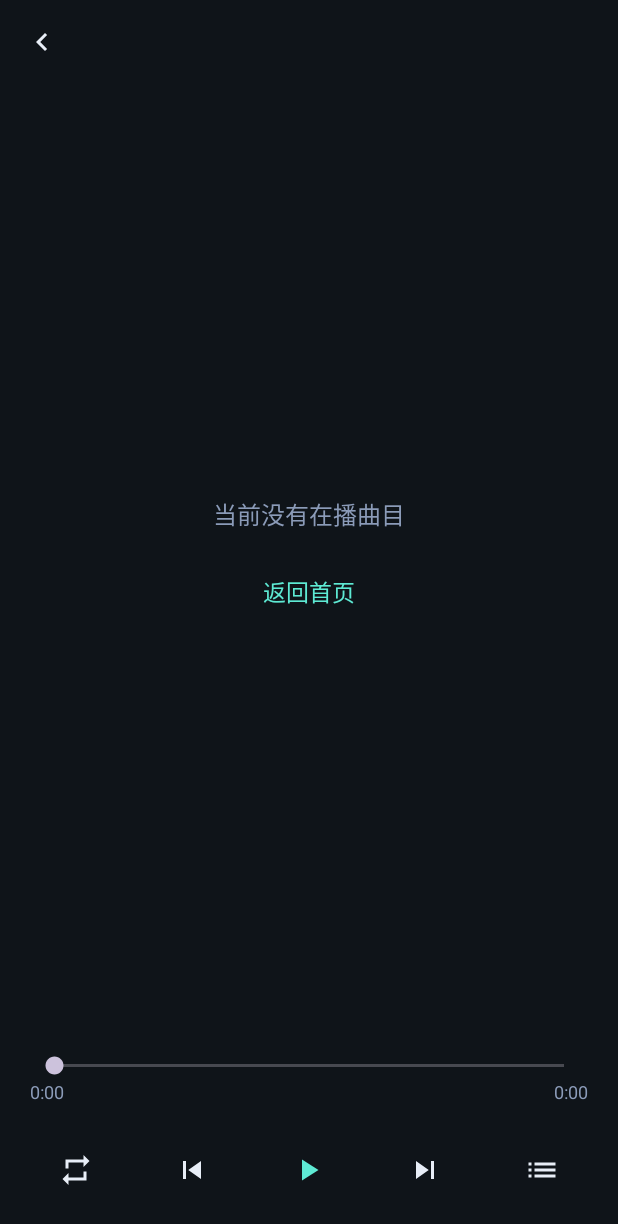
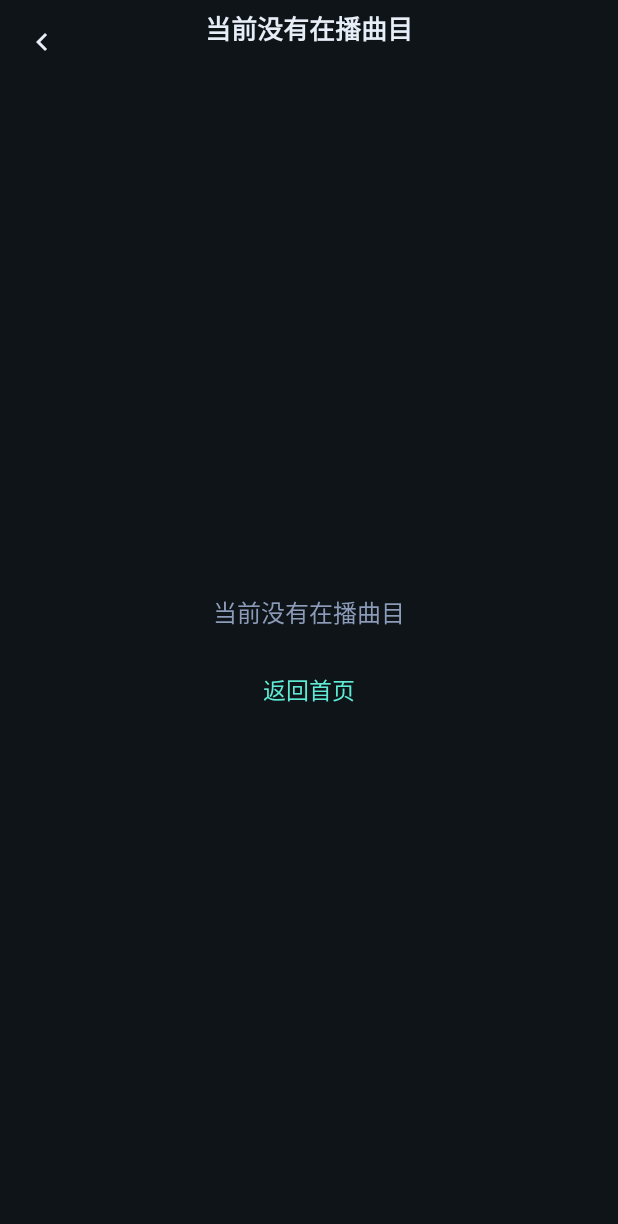
Before and after one commit to ombluetuneAI/xiaoyu, an Android app: the PlayerActivity screen opened directly, with no data from a screen before it, on a phone screen of 412 x 824 dp. Shown: the top 1224 px of the screen. Run offline under Robolectric (Android 15) with nearby library versions, the phone set to English and light mode, and no system bars; pictures from the network do not load.

Commit message:
fix(player): radio transport, empty state, sequential icon, main-thread UI
- RADIO: hide mode slot; only queue slot triggers station switch
- Empty track: hide cover, progress, and transport bar
- SEQUENTIAL uses ic_sequential (numbered list), not repeat-all
- Post onError refreshUi on main thread

Co-authored-by: ombluetuneAI <ombluetuneAI@users.noreply.github.com>

```diff
--- a/app/src/main/java/com/xiaoyu/app/ui/media/PlayerActivity.kt
+++ b/app/src/main/java/com/xiaoyu/app/ui/media/PlayerActivity.kt
@@ -25,34 +25,32 @@ class PlayerActivity : AppCompatActivity() {
     private lateinit var graph: XiaoyuAppGraph
     private var playbackError = false
 
+    private lateinit var title: TextView
+    private lateinit var artist: TextView
+    private lateinit var cover: ImageView
+    private lateinit var progressBar: SeekBar
+    private lateinit var positionText: TextView
+    private lateinit var durationText: TextView
+    private lateinit var progressSection: View
+    private lateinit var transportBar: View
+    private lateinit var btnPlayPause: ImageButton
+    private lateinit var btnPrevious: ImageButton
+    private lateinit var btnNext: ImageButton
+    private lateinit var btnQueueOrRadio: ImageButton
+    private lateinit var btnMode: ImageButton
+    private lateinit var emptyStatePanel: View
+    private lateinit var errorStatePanel: View
+    private lateinit var errorMessage: TextView
+
     override fun onCreate(savedInstanceState: Bundle?) {
         super.onCreate(savedInstanceState)
         setContentView(R.layout.activity_player)
         graph = XiaoyuAppGraph.get(this)
-
-        val title = findViewById<TextView>(R.id.trackTitle)
-        val artist = findViewById<TextView>(R.id.trackArtist)
-        val cover = findViewById<ImageView>(R.id.coverArt)
-        val progressBar = findViewById<SeekBar>(R.id.progressBar)
-        val positionText = findViewById<TextView>(R.id.positionText)
-        val durationText = findViewById<TextView>(R.id.durationText)
-        val progressSection = findViewById<View>(R.id.progressSection)
-        val btnPlayPause = findViewById<ImageButton>(R.id.btnPlayPause)
-        val btnPrevious = findViewById<ImageButton>(R.id.btnPrevious)
-        val btnNext = findViewById<ImageButton>(R.id.btnNext)
-        val btnQueueOrRadio = findViewById<ImageButton>(R.id.btnQueueOrRadio)
-        val btnMode = findViewById<ImageButton>(R.id.btnMode)
-        val emptyStatePanel = findViewById<View>(R.id.emptyStatePanel)
-        val errorStatePanel = findViewById<View>(R.id.errorStatePanel)
-        val errorMessage = findViewById<TextView>(R.id.errorMessage)
+        bindViews()
 
         graph.playerFacade.onError = {
             playbackError = true
-            refreshUi(
-                title, artist, cover, progressBar, positionText, durationText, progressSection,
-                btnPlayPause, btnPrevious, btnNext, btnQueueOrRadio, btnMode,
-                emptyStatePanel, errorStatePanel, errorMessage,
-            )
+            runOnUiThread { refreshUi() }
         }
 
         findViewById<ImageButton>(R.id.btnBack).setOnClickListener { finish() }
@@ -66,51 +64,26 @@ class PlayerActivity : AppCompatActivity() {
             if (track != null) {
                 graph.playerFacade.playTrack(track, graph.queueManager.mode.value)
             }
-            refreshUi(
-                title, artist, cover, progressBar, positionText, durationText, progressSection,
-                btnPlayPause, btnPrevious, btnNext, btnQueueOrRadio, btnMode,
-                emptyStatePanel, errorStatePanel, errorMessage,
-            )
+            refreshUi()
         }
 
         btnPlayPause.setOnClickListener {
             if (graph.playerFacade.isPlaying()) graph.playerFacade.pauseForUserRequest() else graph.playerFacade.resume()
-            refreshUi(
-                title, artist, cover, progressBar, positionText, durationText, progressSection,
-                btnPlayPause, btnPrevious, btnNext, btnQueueOrRadio, btnMode,
-                emptyStatePanel, errorStatePanel, errorMessage,
-            )
+            refreshUi()
         }
         btnPrevious.setOnClickListener {
             val prev = graph.queueManager.previous()
             if (prev != null) graph.playerFacade.playTrack(prev, graph.queueManager.mode.value)
-            refreshUi(
-                title, artist, cover, progressBar, positionText, durationText, progressSection,
-                btnPlayPause, btnPrevious, btnNext, btnQueueOrRadio, btnMode,
-                emptyStatePanel, errorStatePanel, errorMessage,
-            )
+            refreshUi()
         }
         btnNext.setOnClickListener {
             val next = graph.queueManager.next()
             if (next != null) graph.playerFacade.playTrack(next, graph.queueManager.mode.value)
-            refreshUi(
-                title, artist, cover, progressBar, positionText, durationText, progressSection,
-                btnPlayPause, btnPrevious, btnNext, btnQueueOrRadio, btnMode,
-                emptyStatePanel, errorStatePanel, errorMessage,
-            )
+            refreshUi()
         }
         btnMode.setOnClickListener {
-            val mode = graph.queueManager.mode.value
-            if (mode == PlaybackMode.RADIO) {
-                switchRadioStation()
-            } else {
-                graph.queueManager.cycleOrderMode()
-                refreshUi(
-                    title, artist, cover, progressBar, positionText, durationText, progressSection,
-                    btnPlayPause, btnPrevious, btnNext, btnQueueOrRadio, btnMode,
-                    emptyStatePanel, errorStatePanel, errorMessage,
-                )
-            }
+            graph.queueManager.cycleOrderMode()
+            refreshUi()
         }
         btnQueueOrRadio.setOnClickListener {
             if (graph.queueManager.mode.value == PlaybackMode.RADIO) {
@@ -128,27 +101,16 @@ class PlayerActivity : AppCompatActivity() {
         })
 
         lifecycleScope.launch {
-            graph.queueManager.nowPlaying.collect {
-                refreshUi(
-                    title, artist, cover, progressBar, positionText, durationText, progressSection,
-                    btnPlayPause, btnPrevious, btnNext, btnQueueOrRadio, btnMode,
-                    emptyStatePanel, errorStatePanel, errorMessage,
-                )
-            }
+            graph.queueManager.nowPlaying.collect { refreshUi() }
         }
         lifecycleScope.launch {
-            graph.queueManager.orderMode.collect {
-                refreshUi(
-                    title, artist, cover, progressBar, positionText, durationText, progressSection,
-                    btnPlayPause, btnPrevious, btnNext, btnQueueOrRadio, btnMode,
-                    emptyStatePanel, errorStatePanel, errorMessage,
-                )
-            }
+            graph.queueManager.orderMode.collect { refreshUi() }
         }
         lifecycleScope.launch {
             while (isActive) {
-                val duration = graph.playerFacade.durationMs().coerceAtLeast(1L)
-                if (graph.queueManager.mode.value != PlaybackMode.RADIO) {
+                val track = graph.queueManager.currentTrack()
+                if (track != null && graph.queueManager.mode.value != PlaybackMode.RADIO) {
+                    val duration = graph.playerFacade.durationMs().coerceAtLeast(1L)
                     progressBar.max = duration.toInt()
                     progressBar.progress = graph.playerFacade.positionMs().toInt()
                     positionText.text = formatMs(graph.playerFacade.positionMs())
@@ -157,11 +119,26 @@ class PlayerActivity : AppCompatActivity() {
                 delay(500)
             }
         }
-        refreshUi(
-            title, artist, cover, progressBar, positionText, durationText, progressSection,
-            btnPlayPause, btnPrevious, btnNext, btnQueueOrRadio, btnMode,
-            emptyStatePanel, errorStatePanel, errorMessage,
-        )
+        refreshUi()
+    }
+
+    private fun bindViews() {
+        title = findViewById(R.id.trackTitle)
+        artist = findViewById(R.id.trackArtist)
+        cover = findViewById(R.id.coverArt)
+        progressBar = findViewById(R.id.progressBar)
+        positionText = findViewById(R.id.positionText)
+        durationText = findViewById(R.id.durationText)
+        progressSection = findViewById(R.id.progressSection)
+        transportBar = findViewById(R.id.transportBar)
+        btnPlayPause = findViewById(R.id.btnPlayPause)
+        btnPrevious = findViewById(R.id.btnPrevious)
+        btnNext = findViewById(R.id.btnNext)
+        btnQueueOrRadio = findViewById(R.id.btnQueueOrRadio)
+        btnMode = findViewById(R.id.btnMode)
+        emptyStatePanel = findViewById(R.id.emptyStatePanel)
+        errorStatePanel = findViewById(R.id.errorStatePanel)
+        errorMessage = findViewById(R.id.errorMessage)
     }
 
     private fun switchRadioStation() {
@@ -172,39 +149,33 @@ class PlayerActivity : AppCompatActivity() {
                 graph.queueManager.setQueue(result.tracks, result.mode, result.queueLabel)
                 graph.playerFacade.playTrack(result.tracks.first(), result.mode)
                 graph.mediaSessionManager.updateNotification()
+                refreshUi()
             }
         }
     }
 
-    private fun refreshUi(
-        title: TextView,
-        artist: TextView,
-        cover: ImageView,
-        progressBar: SeekBar,
-        positionText: TextView,
-        durationText: TextView,
-        progressSection: View,
-        btnPlayPause: ImageButton,
-        btnPrevious: ImageButton,
-        btnNext: ImageButton,
-        btnQueueOrRadio: ImageButton,
-        btnMode: ImageButton,
-        emptyStatePanel: View,
-        errorStatePanel: View,
-        errorMessage: TextView,
-    ) {
+    private fun refreshUi() {
         val track = graph.queueManager.currentTrack()
-        val mode = graph.queueManager.mode.value
-        val isRadio = mode == PlaybackMode.RADIO
+        val isRadio = graph.queueManager.mode.value == PlaybackMode.RADIO
 
         if (track == null) {
             emptyStatePanel.visibility = View.VISIBLE
             errorStatePanel.visibility = View.GONE
-            title.text = ""
+            cover.visibility = View.GONE
+            cover.setImageDrawable(null)
+            progressSection.visibility = View.GONE
+            transportBar.visibility = View.GONE
+            title.text = getString(R.string.player_empty)
             artist.text = ""
+            progressBar.progress = 0
+            positionText.text = ""
+            durationText.text = ""
             return
         }
+
         emptyStatePanel.visibility = View.GONE
+        cover.visibility = View.VISIBLE
+        transportBar.visibility = View.VISIBLE
 
         title.text = track.title
         artist.text = track.artist
@@ -237,16 +208,33 @@ class PlayerActivity : AppCompatActivity() {
         )
 
         if (isRadio) {
-            btnMode.setImageResource(R.drawable.ic_radio_tune)
+            btnMode.visibility = View.INVISIBLE
+            btnMode.isEnabled = false
+            btnMode.contentDescription = null
+            btnQueueOrRadio.visibility = View.VISIBLE
+            btnQueueOrRadio.isEnabled = true
             btnQueueOrRadio.setImageResource(R.drawable.ic_radio_tune)
-            btnQueueOrRadio.contentDescription = "换台"
+            btnQueueOrRadio.contentDescription = getString(R.string.player_radio_tune)
         } else {
+            btnMode.visibility = View.VISIBLE
+            btnMode.isEnabled = true
+            btnQueueOrRadio.visibility = View.VISIBLE
+            btnQueueOrRadio.isEnabled = true
             btnQueueOrRadio.setImageResource(R.drawable.ic_queue)
             btnQueueOrRadio.contentDescription = getString(R.string.queue_title)
             when (graph.queueManager.orderMode.value) {
-                QueueOrderMode.SEQUENTIAL -> btnMode.setImageResource(R.drawable.ic_repeat)
-                QueueOrderMode.SHUFFLE -> btnMode.setImageResource(R.drawable.ic_shuffle)
-                QueueOrderMode.LOOP_ONE -> btnMode.setImageResource(R.drawable.ic_repeat_one)
+                QueueOrderMode.SEQUENTIAL -> {
+                    btnMode.setImageResource(R.drawable.ic_sequential)
+                    btnMode.contentDescription = getString(R.string.player_mode_sequential)
+                }
+                QueueOrderMode.SHUFFLE -> {
+                    btnMode.setImageResource(R.drawable.ic_shuffle)
+                    btnMode.contentDescription = getString(R.string.player_mode)
+                }
+                QueueOrderMode.LOOP_ONE -> {
+                    btnMode.setImageResource(R.drawable.ic_repeat_one)
+                    btnMode.contentDescription = getString(R.string.player_mode)
+                }
             }
         }
     }
--- /dev/null
+++ b/app/src/main/res/drawable/ic_sequential.xml
@@ -0,0 +1,11 @@
+<?xml version="1.0" encoding="utf-8"?>
+<vector xmlns:android="http://schemas.android.com/apk/res/android"
+    android:width="24dp"
+    android:height="24dp"
+    android:viewportWidth="24"
+    android:viewportHeight="24">
+    <!-- Material-style format_list_numbered: distinct from shuffle / repeat_one / queue -->
+    <path
+        android:fillColor="@color/xiaoyu_text"
+        android:pathData="M2,17h2v0.5H2V17zM2,14h2v0.5H2V14zM2,11h2v0.5H2V11zM2,8h2v0.5H2V8zM6,17h12v-2H6v2zM6,14h12v-2H6v2zM6,11h12V9H6v2zM6,8h12V6H6v2z" />
+</vector>
--- a/app/src/main/res/layout/activity_player.xml
+++ b/app/src/main/res/layout/activity_player.xml
@@ -165,6 +165,7 @@
     </LinearLayout>
 
     <LinearLayout
+        android:id="@+id/transportBar"
         android:layout_width="match_parent"
         android:layout_height="wrap_content"
         android:gravity="center"
--- a/app/src/main/res/values/strings.xml
+++ b/app/src/main/res/values/strings.xml
@@ -19,6 +19,8 @@
     <string name="player_pause">暂停</string>
     <string name="player_next">下一首</string>
     <string name="player_mode">播放模式</string>
+    <string name="player_mode_sequential">顺序播放</string>
+    <string name="player_radio_tune">换台</string>
     <string name="player_empty">当前没有在播曲目</string>
     <string name="player_back_home">返回首页</string>
     <string name="player_error">播放失败</string>
```
